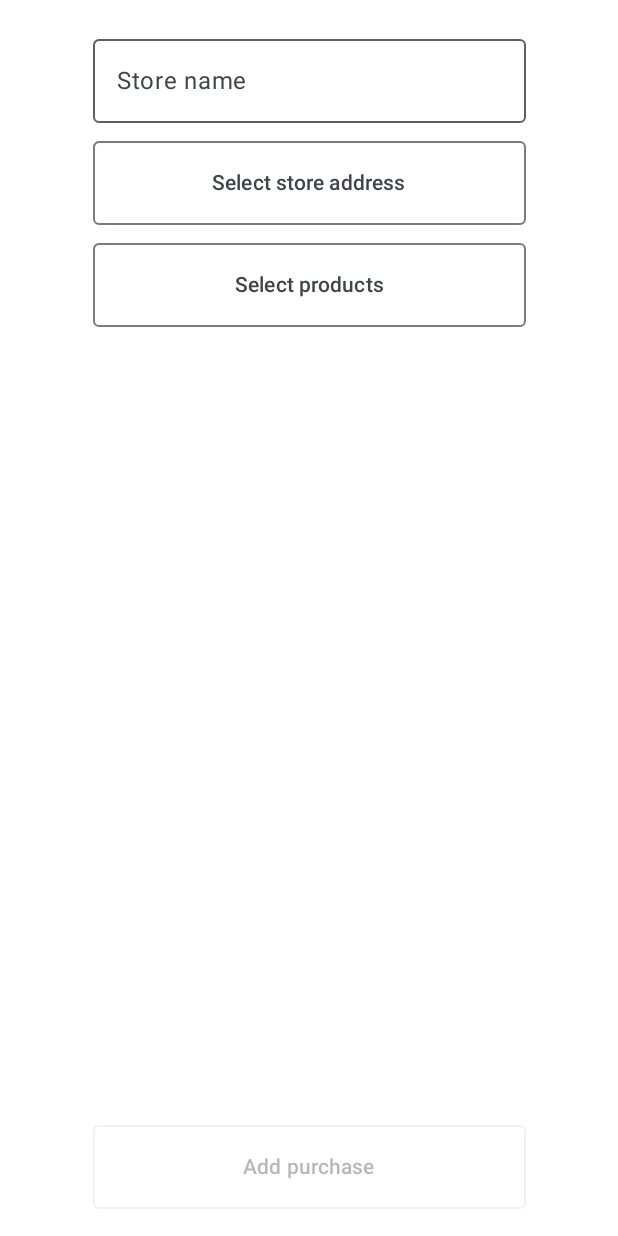
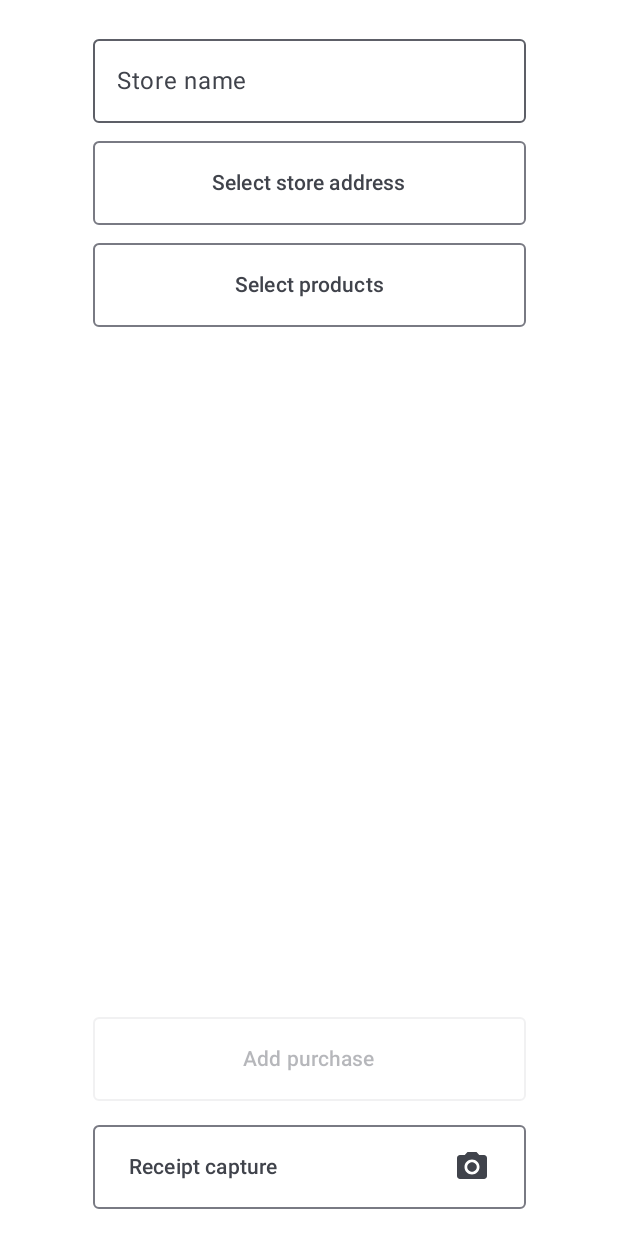
Before and after one commit to nicocababie/PriceRecommender, an Android app built with Jetpack Compose: the @Preview function AddPurchaseScreenPreview, on a phone screen of 412 x 824 dp. Run offline under Robolectric (Android 15) with nearby library versions, the phone set to English and light mode, and no system bars.

Commit message:
android - add receipt capture

```diff
--- a/mobile/PriceRecommender/app/build.gradle.kts
+++ b/mobile/PriceRecommender/app/build.gradle.kts
@@ -96,6 +96,9 @@ dependencies {
     //Kotlin serialization
     implementation("org.jetbrains.kotlinx:kotlinx-serialization-json:1.5.1")
 
+    //Coil
+    implementation("io.coil-kt:coil-compose:2.2.2")
+
     testImplementation(libs.junit)
     androidTestImplementation(libs.androidx.junit)
     androidTestImplementation(libs.androidx.espresso.core)
--- a/mobile/PriceRecommender/app/src/main/java/com/example/pricerecommender/ui/screen/product/SelectProductsScreen.kt
+++ b/mobile/PriceRecommender/app/src/main/java/com/example/pricerecommender/ui/screen/product/SelectProductsScreen.kt
@@ -25,7 +25,7 @@ fun SelectProductsScreen(
     updateCurrentPrice: (Double) -> Unit,
     updateCurrentBrand: (String) -> Unit,
     onAddProductClick: (String, Int, Double, String) -> Unit,
-    onReturnToPurchaseClick: () -> Unit
+    onReturnToPurchaseClick: () -> Unit,
 ) {
     val currentName = productState.currentName
     val currentAmount = productState.currentAmount
@@ -73,7 +73,8 @@ fun SelectProductsScreen(
             )
         }
         Column(
-            verticalArrangement = Arrangement.spacedBy(12.dp)
+            verticalArrangement = Arrangement.spacedBy(12.dp),
+            horizontalAlignment = Alignment.CenterHorizontally
         ){
             CustomOutlinedButton(
                 text = stringResource(R.string.add_product),
--- a/mobile/PriceRecommender/app/src/main/java/com/example/pricerecommender/ui/screen/purchase/AddPurchaseScreen.kt
+++ b/mobile/PriceRecommender/app/src/main/java/com/example/pricerecommender/ui/screen/purchase/AddPurchaseScreen.kt
@@ -4,8 +4,10 @@ import android.content.Context
 import androidx.compose.foundation.layout.Arrangement
 import androidx.compose.foundation.layout.Column
 import androidx.compose.foundation.layout.Row
+import androidx.compose.foundation.layout.Spacer
 import androidx.compose.foundation.layout.fillMaxSize
 import androidx.compose.foundation.layout.fillMaxWidth
+import androidx.compose.foundation.layout.height
 import androidx.compose.foundation.layout.padding
 import androidx.compose.foundation.lazy.LazyColumn
 import androidx.compose.foundation.lazy.items
@@ -15,11 +17,13 @@ import androidx.compose.material.icons.automirrored.filled.KeyboardArrowRight
 import androidx.compose.material3.Card
 import androidx.compose.material3.Icon
 import androidx.compose.material3.IconButton
+import androidx.compose.material3.OutlinedButton
 import androidx.compose.material3.Text
 import androidx.compose.runtime.Composable
 import androidx.compose.ui.Alignment
 import androidx.compose.ui.Modifier
 import androidx.compose.ui.platform.LocalContext
+import androidx.compose.ui.res.painterResource
 import androidx.compose.ui.res.stringResource
 import androidx.compose.ui.text.font.FontWeight
 import androidx.compose.ui.tooling.preview.Preview
@@ -40,6 +44,7 @@ fun AddPurchaseScreen(
     onSelectStoreAddressClick: () -> Unit,
     onSelectProductsClick: () -> Unit,
     onAddPurchaseClick: (String, String, String, List<Product>, LatLng, Context) -> Unit,
+    onCameraClick: () -> Unit
 ) {
     val context = LocalContext.current
     val storeName = purchaseState.purchase.name
@@ -107,6 +112,27 @@ fun AddPurchaseScreen(
             },
             enabled = enabled
         )
+        Spacer(modifier = Modifier.padding(8.dp))
+        OutlinedButton(
+            onClick = onCameraClick,
+            shape = RoundedCornerShape(4.dp),
+            modifier = Modifier
+                .fillMaxWidth(0.7f)
+                .height(56.dp)
+        ) {
+            Row(
+                verticalAlignment = Alignment.CenterVertically
+            ) {
+                Text(
+                    text = stringResource(R.string.receipt_capture),
+                    modifier = Modifier.weight(1f)
+                )
+                Icon(
+                    painter = painterResource(R.drawable.camera),
+                    contentDescription = stringResource(R.string.receipt_capture)
+                )
+            }
+        }
     }
 }
 
@@ -162,7 +188,8 @@ fun AddPurchaseScreenPreview() {
             {},
             {},
             {},
-            { userId, storeName, storeAddress, products, coord, context ->}
+            { userId, storeName, storeAddress, products, coord, context ->},
+            {}
         )
     }
 }
--- a/mobile/PriceRecommender/app/src/main/java/com/example/pricerecommender/ui/screen/purchase/PurchaseUIState.kt
+++ b/mobile/PriceRecommender/app/src/main/java/com/example/pricerecommender/ui/screen/purchase/PurchaseUIState.kt
@@ -1,5 +1,6 @@
 package com.example.pricerecommender.ui.screen.purchase
 
+import android.net.Uri
 import com.example.pricerecommender.data.model.app.Purchase
 import com.google.android.gms.maps.model.CameraPosition
 import com.google.android.gms.maps.model.LatLng
@@ -9,5 +10,6 @@ data class PurchaseUIState(
     val storeCoord: LatLng = LatLng(0.0, 0.0),
     val currentDepartment: String = "Select department",
     val cameraPosition: CameraPosition = CameraPosition.fromLatLngZoom(storeCoord, 10f),
-    val departments: List<String> = emptyList()
+    val departments: List<String> = emptyList(),
+    val imageUri: Uri = Uri.EMPTY
 )
--- a/mobile/PriceRecommender/app/src/main/java/com/example/pricerecommender/ui/utils/PriceRecommenderScreen.kt
+++ b/mobile/PriceRecommender/app/src/main/java/com/example/pricerecommender/ui/utils/PriceRecommenderScreen.kt
@@ -16,5 +16,6 @@ enum class PriceRecommenderScreen(
     ErrorScreen(R.string.error_screen),
     LoadingScreen(R.string.loading_screen),
     StoreAddressScreen(R.string.store_address),
-    SelectedPurchaseScreen(R.string.selected_purchase_screen)
+    SelectedPurchaseScreen(R.string.selected_purchase_screen),
+    ReceiptCaptureScreen(R.string.receipt_capture_screen)
 }
--- /dev/null
+++ b/mobile/PriceRecommender/app/src/main/res/drawable/camera.xml
@@ -0,0 +1,7 @@
+<vector xmlns:android="http://schemas.android.com/apk/res/android" android:height="24dp" android:tint="#000000" android:viewportHeight="24" android:viewportWidth="24" android:width="24dp">
+
+    <path android:fillColor="@android:color/white" android:pathData="M12,12m-3.2,0a3.2,3.2 0,1 1,6.4 0a3.2,3.2 0,1 1,-6.4 0"/>
+
+    <path android:fillColor="@android:color/white" android:pathData="M9,2L7.17,4L4,4c-1.1,0 -2,0.9 -2,2v12c0,1.1 0.9,2 2,2h16c1.1,0 2,-0.9 2,-2L22,6c0,-1.1 -0.9,-2 -2,-2h-3.17L15,2L9,2zM12,17c-2.76,0 -5,-2.24 -5,-5s2.24,-5 5,-5 5,2.24 5,5 -2.24,5 -5,5z"/>
+
+</vector>
--- a/mobile/PriceRecommender/app/src/main/res/values/strings.xml
+++ b/mobile/PriceRecommender/app/src/main/res/values/strings.xml
@@ -42,4 +42,8 @@
     <string name="selected_purchase_screen">Purchase details</string>
     <string name="server_error">Server Error</string>
     <string name="click_to_see_more_details">Click to see more details</string>
+    <string name="receipt_capture_screen">Receipt capture</string>
+    <string name="receipt_capture">Receipt capture</string>
+    <string name="capture">Capture</string>
+    <string name="confirm">Confirm</string>
 </resources>
--- /dev/null
+++ b/mobile/PriceRecommender/app/src/main/res/xml/file_paths.xml
@@ -0,0 +1,4 @@
+<?xml version="1.0" encoding="utf-8"?>
+<paths xmlns:android="http://schemas.android.com/apk/res/android">
+    <external-cache-path name="my_images" path="." />
+</paths>
```
Also changed, not shown: mobile/PriceRecommender/app/src/main/AndroidManifest.xml (+16 -0 lines), mobile/PriceRecommender/app/src/main/java/com/example/pricerecommender/ui/PriceRecommenderApp.kt (+12 -1 lines), mobile/PriceRecommender/app/src/main/java/com/example/pricerecommender/ui/screen/product/ReceiptCaptureScreen.kt (added, +222 -0 lines), mobile/PriceRecommender/app/src/main/java/com/example/pricerecommender/ui/screen/purchase/PurchaseViewModel.kt (+17 -0 lines).
